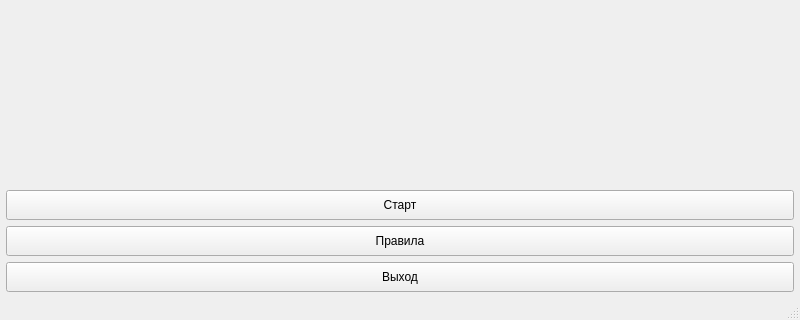
The window that src/TabuMainWindow.ui (Loopvibe/Tabu) describes before a commit, drawn with Qt 5; both pictures show x 0 to 800 and y 280 to 600 of the 800 by 600 pixel window.
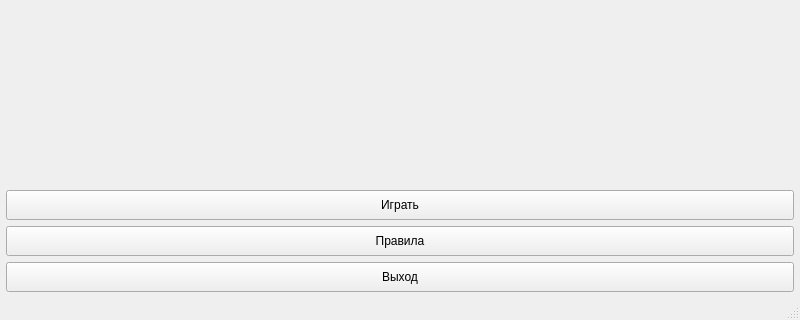
The same window after the commit. Custom widgets are drawn as their Qt base class.

```diff
--- a/src/TabuMainWindow.ui
+++ b/src/TabuMainWindow.ui
@@ -79,7 +79,7 @@
           </size>
          </property>
          <property name="text">
-          <string>Старт</string>
+          <string>Играть</string>
          </property>
         </widget>
        </item>
```
